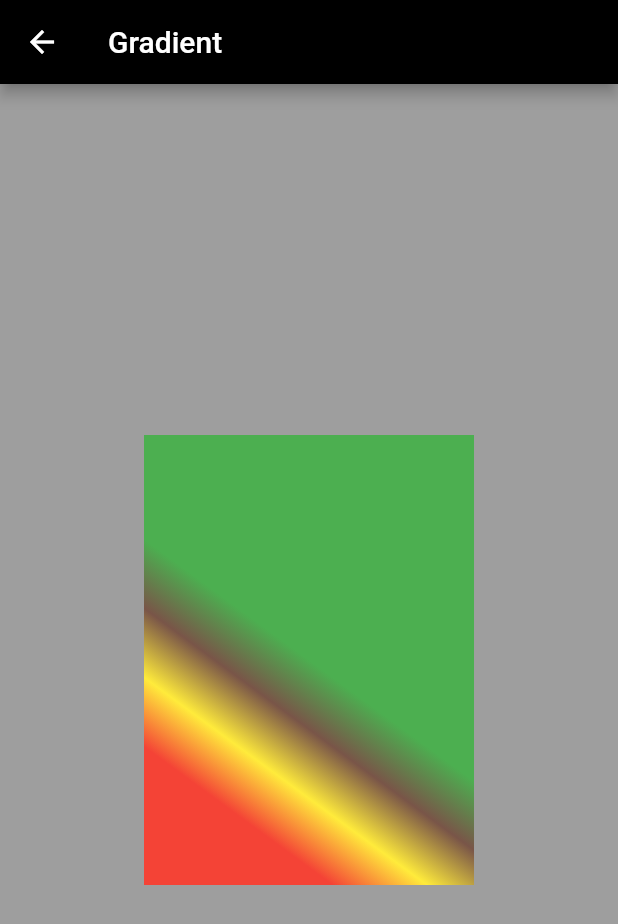
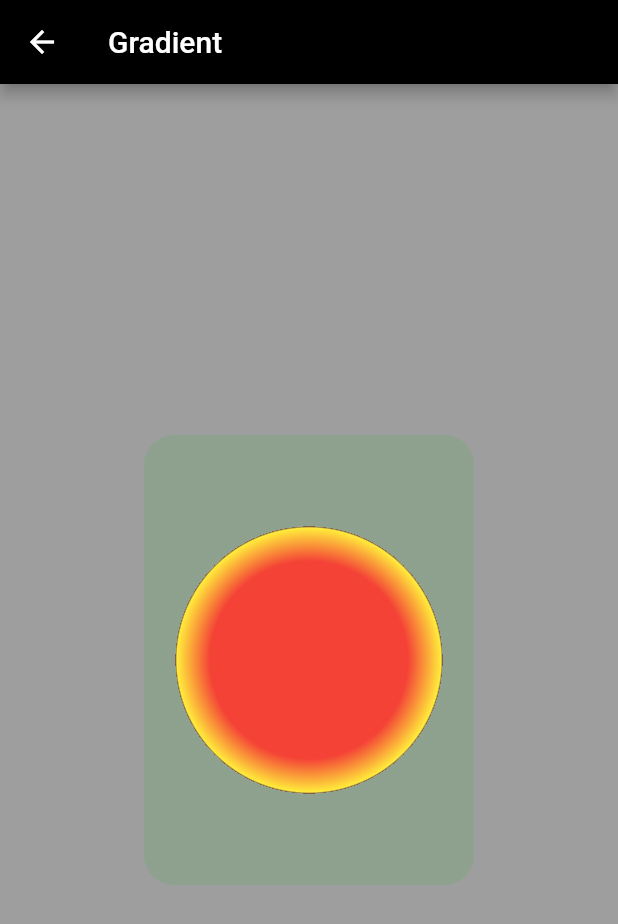
Before and after one commit to jobic10/flutter_again, a Flutter app: the GradientPage screen opened directly, on a phone screen of 412 x 824 dp. Shown: the top 924 px of the screen. Run offline on Flutter 3.47's test engine with Material 2 defaults, Android fonts, the phone set to English and light mode, and no system bars; our stand-ins replace flutter_screenutil.

Commit message:
RadialGradient

```diff
--- a/lib/day3/gradient.dart
+++ b/lib/day3/gradient.dart
@@ -14,21 +14,22 @@ class GradientPage extends StatelessWidget {
           height: 300,
           width: 220,
           decoration: BoxDecoration(
-            gradient: LinearGradient(
+            borderRadius: BorderRadius.all(
+              Radius.circular(20),
+            ),
+            gradient: RadialGradient(
               colors: [
                 Colors.red,
                 Colors.yellow,
                 Colors.brown,
-                Colors.green,
+                Colors.green.withOpacity(0.2),
               ],
               stops: [
-                0.2,
-                0.3,
-                0.4,
-                0.5,
+                0.6,
+                0.8,
+                0.81,
+                0.8,
               ],
-              begin: Alignment.bottomLeft,
-              end: Alignment.topRight,
             ),
           ),
         ),
```
